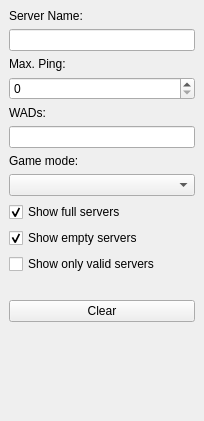
Above: src/core/gui/serverfilterdock.ui from Destroyerrrocket/doomseeker-unofficial before the change. Below: the same form after it.
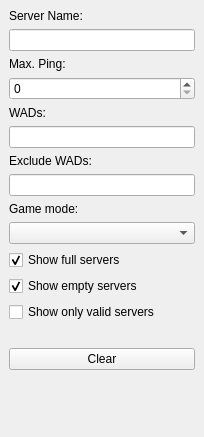
That is the form after the change. Custom widgets are drawn as their Qt base class.

Commit message: - Added "Exclude WADs" filter to server filters. This filter hides all servers that have specified WADs.

Patch:
```diff
--- a/src/core/gui/serverfilterdock.ui
+++ b/src/core/gui/serverfilterdock.ui
@@ -7,7 +7,7 @@
     <x>0</x>
     <y>0</y>
     <width>204</width>
-    <height>421</height>
+    <height>437</height>
    </rect>
   </property>
   <property name="sizePolicy">
@@ -77,6 +77,20 @@
         </property>
        </widget>
       </item>
+      <item>
+       <widget class="QLabel" name="label_5">
+        <property name="text">
+         <string>Exclude WADs:</string>
+        </property>
+       </widget>
+      </item>
+      <item>
+       <widget class="QLineEdit" name="leExcludeWads">
+        <property name="toolTip">
+         <string>Servers with WADs on this list won't be displayed. Use ',' (a comma) to separate multiple wads.</string>
+        </property>
+       </widget>
+      </item>
       <item>
        <widget class="QLabel" name="label_4">
         <property name="text">
```
Left out of the diff: 16 changed lines with no effect on the pictures. The commit also changes 8 other files.
